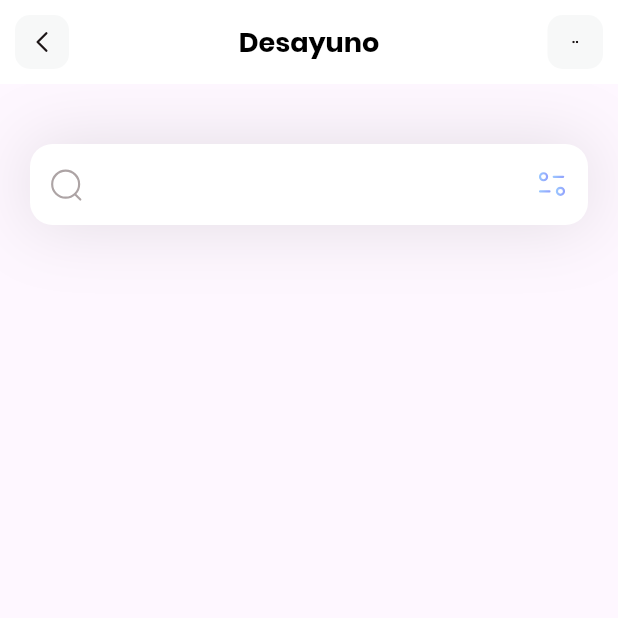
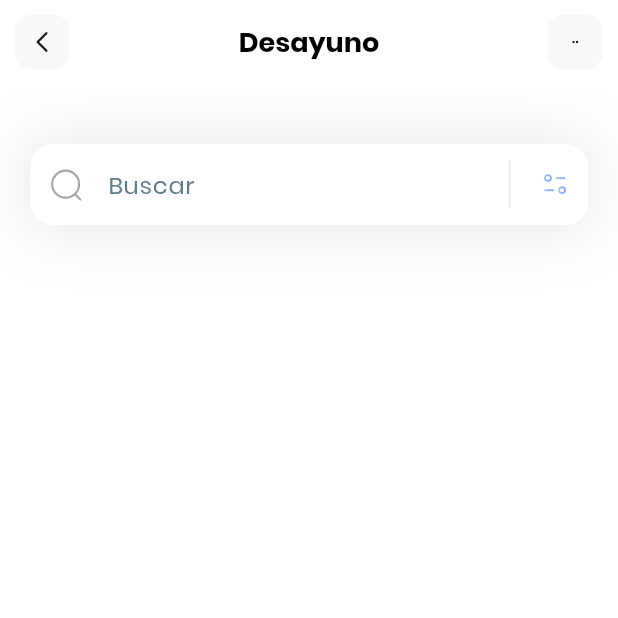
Before and after one commit to Paco-Uriostegui/flutter_clone1, a Flutter app: the screen it shows after launch, on a phone screen of 412 x 824 dp, the top half of it. Run offline on Flutter 3.47's test engine with Material 3 defaults, Android fonts, the phone set to English and light mode, and no system bars; our stand-ins replace flutter_svg.

Commit message:
terminado cuadro de búsqueda

```diff
--- a/lib/pages/home.dart
+++ b/lib/pages/home.dart
@@ -11,9 +11,17 @@ class HomePage extends StatelessWidget {
   @override
   Widget build(BuildContext context) {
     return Scaffold(
+      backgroundColor: Colors.white,
       appBar: buildAppBarPersonalizado(),
-      body: Column(children: [
-        Container(
+      body: Column(
+        children: [
+        _searchField()
+      ],),
+    );
+  }
+
+  Container _searchField() {
+    return Container(
         margin: EdgeInsets.only(top: 40, left: 20, right: 20),
         decoration: BoxDecoration(
           boxShadow: [BoxShadow(
@@ -25,6 +33,11 @@ class HomePage extends StatelessWidget {
       ),
         child: TextField(
           decoration: InputDecoration(
+            hintText: 'Buscar',
+            hintStyle: TextStyle(
+              color: Colors.blueGrey,
+              fontSize: 16,
+            ),
             filled: true,
             fillColor: Colors.white,
             prefixIcon: Padding(
@@ -33,12 +46,28 @@ class HomePage extends StatelessWidget {
                 AppAssets.search
               ),
             ),
-              suffixIcon: Padding(
+            suffixIcon: IntrinsicHeight(
+              child: Container(
+                width: 100,
+                child: Row(
+                  mainAxisAlignment: MainAxisAlignment.end,
+                  children: [
+                    VerticalDivider(
+                      color: Colors.black,
+                      thickness: 0.1,
+                      indent: 8,
+                      endIndent: 8,
+                    ),
+                    Padding(
                       padding: const EdgeInsets.all(12.0),
                       child: SvgPicture.asset(
                         AppAssets.filter,
                         height: 20,
                         width: 20,
+                      ),
+                    ),
+                  ],
+                ),
               ),
             ),
             border: OutlineInputBorder(
@@ -47,8 +76,6 @@ class HomePage extends StatelessWidget {
             ),
             contentPadding: EdgeInsets.all(15),
           ),),
-        )
-      ],),
       );
   }
 }
```
Lines whose indentation alone changed are shown as unchanged.
